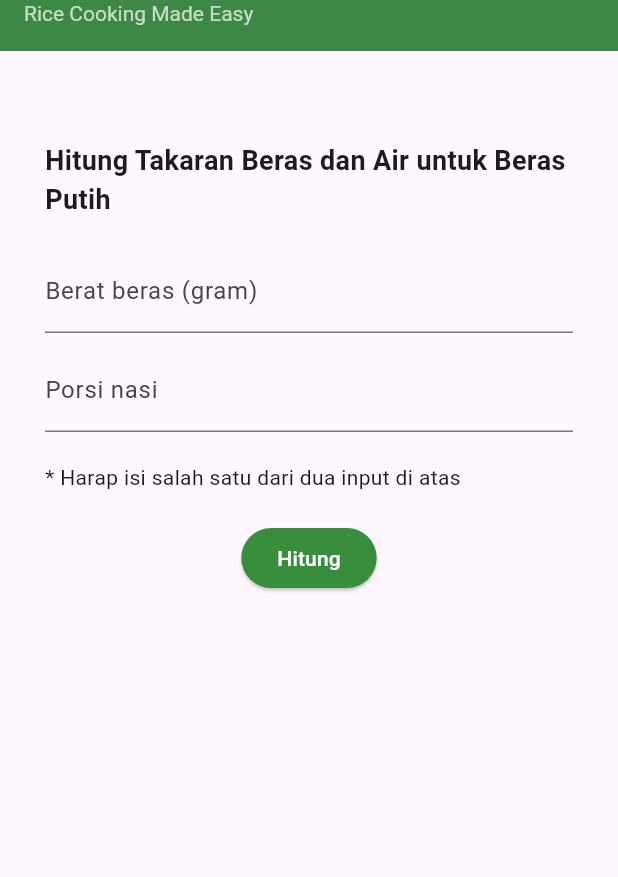
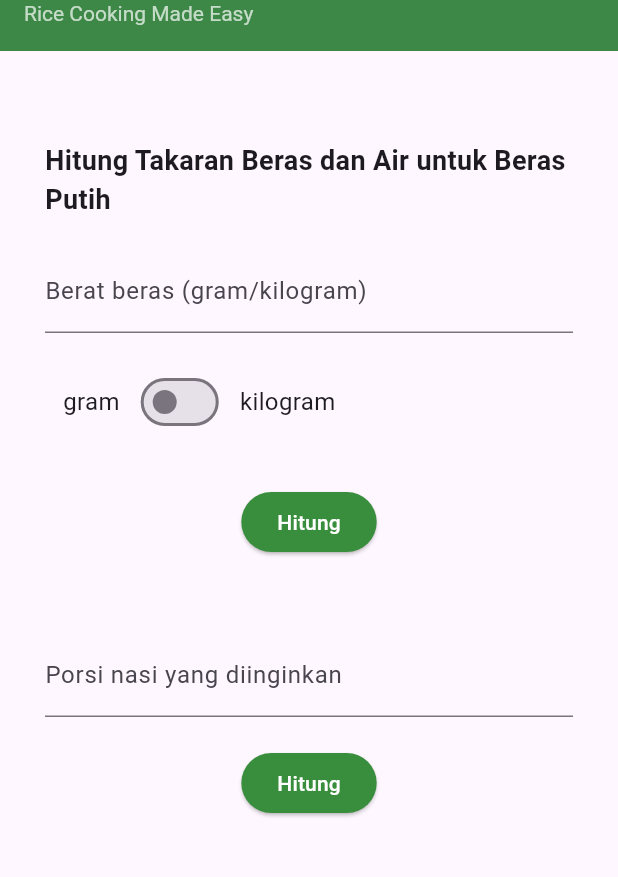
Before and after one commit to LintangNov/EasyRice_WaladiLintangNovianto_ITCMobile, a Flutter app: the screen it shows after launch, after a tap on "Beras Putih", on a phone screen of 412 x 824 dp, the part 69-946 px from its top. Run offline on Flutter 3.47's test engine with Material 3 defaults, Android fonts, the phone set to English and light mode, and no system bars.

Commit message:
fitur konversi ke kg

```diff
--- a/EasyRice/lib/inputDataPage.dart
+++ b/EasyRice/lib/inputDataPage.dart
@@ -14,9 +14,10 @@ class Pagehitungtakaran extends StatefulWidget {
 class _PagehitungtakaranState extends State<Pagehitungtakaran> {
   final TextEditingController _beratBerasInput = TextEditingController();
   final TextEditingController _porsiNasiInput = TextEditingController();
+  bool _iskilogram = false;
 
   Map<String, double> hasil = {};
-  void hitung () {
+  void hitung() {
     String beratBeras = _beratBerasInput.text;
     String porsiNasi = _porsiNasiInput.text;
     String jenisBeras = widget.beras['jenis']!;
@@ -36,10 +37,13 @@ class _PagehitungtakaranState extends State<Pagehitungtakaran> {
       takaranBeras = berasKetan();
     }
 
-
     if (beratBeras.isNotEmpty) {
-      hasil = takaranBeras!.hitungTakaran(gramBeras: double.parse(beratBeras));
-      hasil['beras'] = double.parse(beratBeras);
+      double beratBerasValue = double.tryParse(beratBeras) ?? 0;
+      if (_iskilogram == true) {
+        beratBerasValue *= 1000;
+      }
+      hasil = takaranBeras!.hitungTakaran(gramBeras: beratBerasValue);
+      hasil['beras'] = beratBerasValue;
     } else if (porsiNasi.isNotEmpty) {
       hasil = takaranBeras!.hitungTakaran(sajianNasi: int.parse(porsiNasi));
     }
@@ -66,23 +70,44 @@ class _PagehitungtakaranState extends State<Pagehitungtakaran> {
               TextField(
                 controller: _beratBerasInput,
                 decoration: const InputDecoration(
-                  labelText: 'Berat beras (gram)',
+                  labelText: 'Berat beras (gram/kilogram)',
                 ),
               ),
               const SizedBox(height: 10),
-              TextField(
-                controller: _porsiNasiInput,
-                decoration: const InputDecoration(
-                  labelText: 'Porsi nasi',
-                ),
+               Container(
+                padding: const EdgeInsets.all(12),
+                child: Row(children: [
+                  Text(
+                    'gram',
+                    style: TextStyle(
+                      fontSize: 16,
+                    ),
+                  ),
+                  SizedBox(
+                    width: 10,
+                  ),
+                  Switch(
+                      value: _iskilogram,
+                      onChanged: (value) {
+                        setState(() {
+                          _iskilogram = value;
+                        });
+                      }),
+                  SizedBox(
+                    width: 10,
+                  ),
+                  Text(
+                    'kilogram',
+                    style: TextStyle(
+                      fontSize: 16,
+                    ),
+                  ),
+                ]),
               ),
-              const SizedBox(height: 20),
-              Text('* Harap isi salah satu dari dua input di atas'),
-              const SizedBox(height: 20),
+              const SizedBox(height: 20,),
               Center(
                 child: ElevatedButton(
                   style: ElevatedButton.styleFrom(
-
                     backgroundColor: Colors.green[700],
                   ),
                   onPressed: () {
@@ -90,12 +115,46 @@ class _PagehitungtakaranState extends State<Pagehitungtakaran> {
                     Navigator.push(
                       context,
                       MaterialPageRoute(
-                        builder: (context) => Hasil(hasil: hasil, beras:widget.beras),
+                        builder: (context) =>
+                            Hasil(hasil: hasil, beras: widget.beras),
                       ),
                     );
+                  },
+                  child: const Text(
+                    'Hitung',
+                    style: TextStyle(
+                      color: Colors.white,
+                    ),
+                  ),
+                ),
+              ),
 
+              SizedBox(height: 50,),
+              TextField(
+                controller: _porsiNasiInput,
+                decoration: const InputDecoration(
+                  labelText: 'Porsi nasi yang diinginkan',
+                ),
+              ),
+
+              const SizedBox(height: 20),
+              Center(
+                child: ElevatedButton(
+                  style: ElevatedButton.styleFrom(
+                    backgroundColor: Colors.green[700],
+                  ),
+                  onPressed: () {
+                    hitung();
+                    Navigator.push(
+                      context,
+                      MaterialPageRoute(
+                        builder: (context) =>
+                            Hasil(hasil: hasil, beras: widget.beras),
+                      ),
+                    );
                   },
-                  child: const Text('Hitung',
+                  child: const Text(
+                    'Hitung',
                     style: TextStyle(
                       color: Colors.white,
                     ),
--- a/EasyRice/lib/mainPage.dart
+++ b/EasyRice/lib/mainPage.dart
@@ -30,27 +30,32 @@ class MainPage extends StatelessWidget {
     {
       'jenis': 'Beras Merah',
       'gambar': 'assets/beras/berasMerah.jpeg',
-      'deskripsi': 'Mengandung lebih banyak nutrisi dan mineral dibandingkan beras putih. Cocok untuk orang yang sedang diet atau penderita diabetes.'
+      'deskripsi':
+          'Mengandung lebih banyak nutrisi dan mineral dibandingkan beras putih. Cocok untuk orang yang sedang diet atau penderita diabetes.'
     },
     {
       'jenis': 'Beras Hitam',
       'gambar': 'assets/beras/berasHitam.jpeg',
-      'deskripsi': 'Memiliki warna hitam pekat atau ungu, yang berasal dari antosianin, sebuah senyawa antioksidan. '
+      'deskripsi':
+          'Memiliki warna hitam pekat atau ungu, yang berasal dari antosianin, sebuah senyawa antioksidan. '
     },
     {
       'jenis': 'Beras Basmati',
       'gambar': 'assets/beras/berasBasmati.jpeg',
-      'deskripsi': 'Beras yang berasal dari India dan Pakistan ini memiliki bentuk bulir panjang dan ramping. '
+      'deskripsi':
+          'Beras yang berasal dari India dan Pakistan ini memiliki bentuk bulir panjang dan ramping. '
     },
     {
       'jenis': 'Beras Coklat',
       'gambar': 'assets/beras/berasCoklat.jpg',
-      'deskripsi': 'Sekilas beras ini mirip dengan beras merah, namun memiliki warna lebih pucat. Cocok dikonsumsi penderita diabetes.'
+      'deskripsi':
+          'Sekilas beras ini mirip dengan beras merah, namun memiliki warna lebih pucat. Cocok dikonsumsi penderita diabetes.'
     },
     {
       'jenis': 'Beras Ketan',
       'gambar': 'assets/beras/berasKetan.jpg',
-      'deskripsi': 'Jenis beras bulir pendek yang menjadi lengket saat dimasak, biasanya berwarna lebih putih dari beras biasa.'
+      'deskripsi':
+          'Jenis beras bulir pendek yang menjadi lengket saat dimasak, biasanya berwarna lebih putih dari beras biasa.'
     }
   ];
 
@@ -71,6 +76,7 @@ class MainPage extends StatelessWidget {
                       style: TextStyle(
                         fontSize: 18,
                         fontWeight: FontWeight.bold,
+                        fontFamily: 'Roboto',
                       )),
                 ),
                 Container(
@@ -96,20 +102,24 @@ class MainPage extends StatelessWidget {
                           child: Row(
                             crossAxisAlignment: CrossAxisAlignment.start,
                             children: [
-                              Image.asset(
-                                width: 110,
-                                height: 110,
-                                beras['gambar']!,
-                                fit: BoxFit.cover,
+                              ClipRRect(
+                                borderRadius: BorderRadius.circular(12),
+                                child: Image.asset(
+                                  width: 115,
+                                  height: 115,
+                                  beras['gambar']!,
+                                  fit: BoxFit.cover,
+                                ),
                               ),
                               SizedBox(width: 5),
                               Padding(
-                                padding: const EdgeInsets.all(8.0),
+                                padding: const EdgeInsets.all(6.0),
                                 child: Column(
                                   crossAxisAlignment: CrossAxisAlignment.start,
                                   children: [
                                     Padding(
-                                      padding: const EdgeInsets.only(top: 5, bottom: 5, left:7),
+                                      padding: const EdgeInsets.only(
+                                          top: 5, bottom: 3, left: 7),
                                       child: Text(
                                         beras['jenis']!,
                                         style: TextStyle(
@@ -119,7 +129,11 @@ class MainPage extends StatelessWidget {
                                       ),
                                     ),
                                     Container(
-                                      padding: const EdgeInsets.only(top: 7, bottom: 7, left: 7,),
+                                      padding: const EdgeInsets.only(
+                                        top: 7,
+                                        bottom: 7,
+                                        left: 7,
+                                      ),
                                       width: 330,
                                       child: Text(
                                         beras['deskripsi']!,
```
